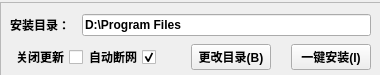
This is ui.ui in xxhddt163/auto_intall as Qt 5 draws it before an edit. The edited form follows.
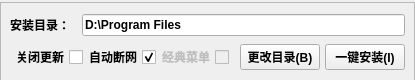
This is the edited form.

Commit message: 增加w11经上下文菜单 DPI自动修改 修改系统版的识别

```diff
--- a/ui.ui
+++ b/ui.ui
@@ -9,19 +9,19 @@
    <rect>
     <x>0</x>
     <y>0</y>
-    <width>380</width>
-    <height>75</height>
+    <width>415</width>
+    <height>80</height>
    </rect>
   </property>
   <property name="minimumSize">
    <size>
-    <width>380</width>
-    <height>75</height>
+    <width>415</width>
+    <height>80</height>
    </size>
   </property>
   <property name="maximumSize">
    <size>
-    <width>380</width>
+    <width>415</width>
     <height>210</height>
    </size>
   </property>
@@ -108,7 +108,7 @@
      <rect>
       <x>0</x>
       <y>2</y>
-      <width>381</width>
+      <width>415</width>
       <height>81</height>
      </rect>
     </property>
@@ -120,7 +120,7 @@
     </property>
     <property name="maximumSize">
      <size>
-      <width>381</width>
+      <width>415</width>
       <height>81</height>
      </size>
     </property>
@@ -223,6 +223,25 @@
          </property>
         </widget>
        </item>
+       <item>
+        <widget class="QCheckBox" name="checkBox_3">
+         <property name="enabled">
+          <bool>false</bool>
+         </property>
+         <property name="font">
+          <font>
+           <weight>75</weight>
+           <bold>true</bold>
+          </font>
+         </property>
+         <property name="layoutDirection">
+          <enum>Qt::RightToLeft</enum>
+         </property>
+         <property name="text">
+          <string>经典菜单</string>
+         </property>
+        </widget>
+       </item>
        <item>
         <spacer name="horizontalSpacer_2">
          <property name="orientation">
@@ -262,7 +281,7 @@
          </property>
          <property name="sizeHint" stdset="0">
           <size>
-           <width>20</width>
+           <width>5</width>
            <height>20</height>
           </size>
          </property>
```
Left out of the diff: 11 changed lines with no effect on the pictures. The commit also changes 9 other files.
